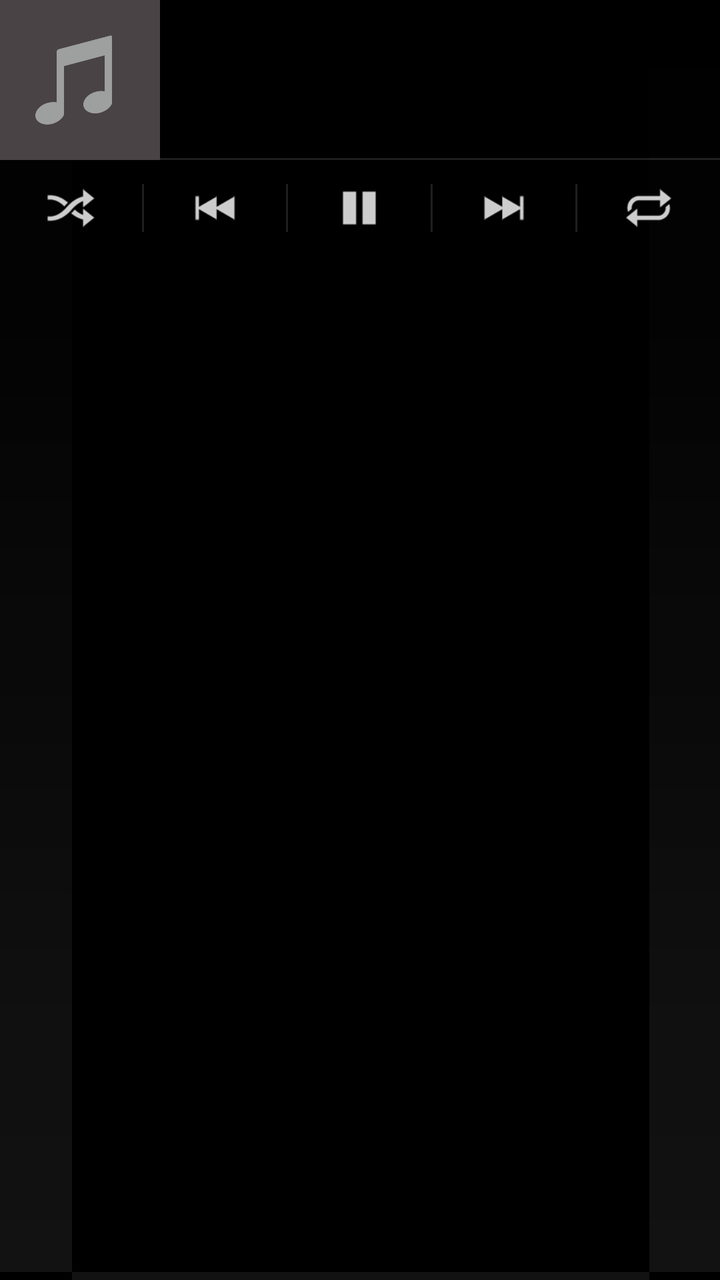
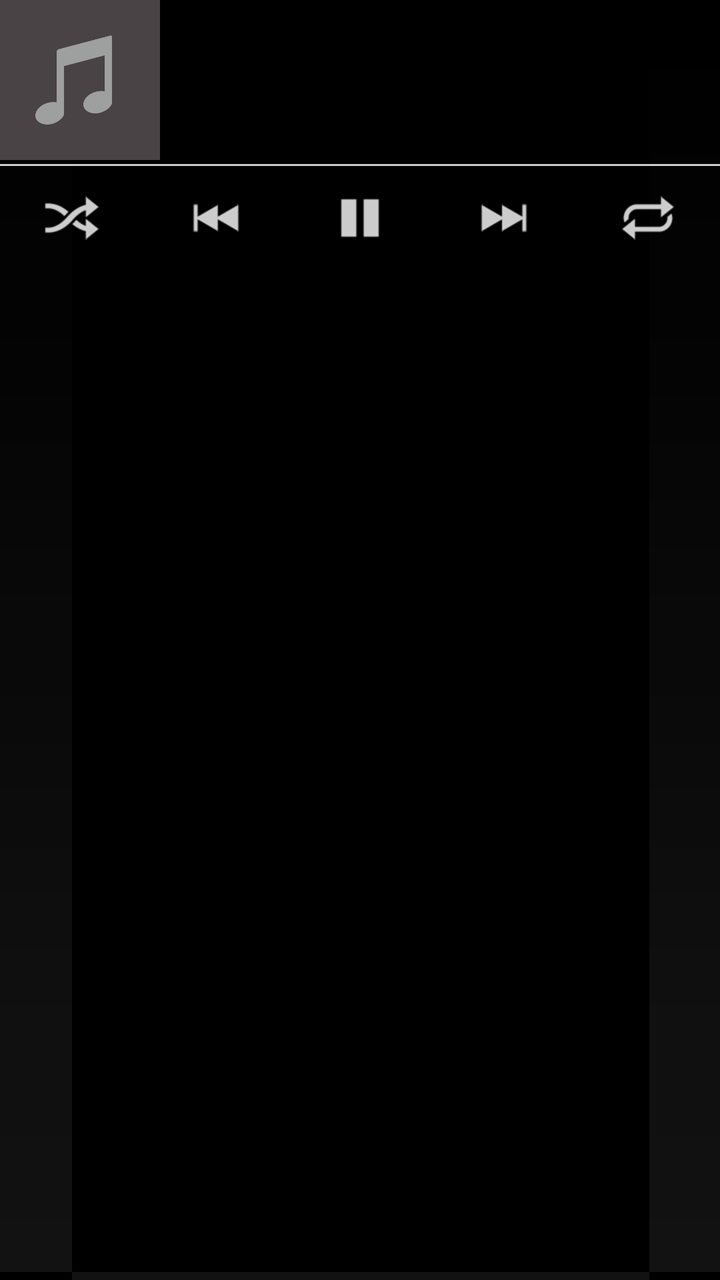

Compare the two renders of this Android layout. The source of the first and the diff that turns it into the second are given below.
<!-- AndroidManifest.xml: application theme Apollo.Theme.Dark -->
<!-- res/layout/app_widget_large_alternate.xml -->
<?xml version="1.0" encoding="utf-8"?>
<GridLayout xmlns:android="http://schemas.android.com/apk/res/android"
    xmlns:app="http://schemas.android.com/apk/res-auto"
    xmlns:tools="http://schemas.android.com/tools"
    android:layout_width="match_parent"
    android:layout_height="@dimen/app_widget_large_min_height"
    android:background="@drawable/appwidget_bg"
    android:columnCount="2"
    android:rowCount="3"
    tools:ignore="ContentDescription">

    <ImageView
        android:id="@+id/app_widget_large_alternate_image"
        android:layout_width="@dimen/app_widget_large_alternate_artwork_size"
        android:layout_height="@dimen/app_widget_large_alternate_artwork_size"
        android:layout_rowSpan="2"
        android:background="@drawable/default_artwork"
        android:scaleType="fitXY" />

    <LinearLayout
        android:id="@+id/app_widget_large_alternate_info_container"
        android:layout_width="0dp"
        android:layout_gravity="center_vertical|fill_horizontal"
        android:orientation="vertical"
        android:paddingLeft="@dimen/notification_info_container_padding_left"
        android:paddingStart="@dimen/notification_info_container_padding_left">

        <TextView
            android:id="@+id/app_widget_large_alternate_line_one"
            style="@style/NotificationText"
            android:textColor="@color/white"
            android:textSize="@dimen/text_size_medium"
            android:textStyle="bold" />

        <TextView
            android:id="@+id/app_widget_large_alternate_line_two"
            style="@style/NotificationText"
            android:textColor="@color/transparent_white"
            android:textSize="@dimen/text_size_small" />

        <TextView
            android:id="@+id/app_widget_large_alternate_line_three"
            style="@style/NotificationText"
            android:textColor="@color/transparent_white"
            android:textSize="@dimen/text_size_small" />

    </LinearLayout>

    <ImageView
        android:layout_width="0dp"
        android:layout_gravity="fill_horizontal"
        android:background="?attr/dividerHorizontal" />

    <LinearLayout
        android:layout_width="0dp"
        android:layout_columnSpan="2"
        android:layout_gravity="fill_horizontal"
        android:layout_marginBottom="@dimen/app_widget_bottom_margin"
        android:divider="?android:listDivider"
        android:dividerPadding="@dimen/notification_expanded_buttons_divider_padding"
        android:gravity="center_vertical"
        android:orientation="horizontal"
        android:showDividers="middle">

        <ImageButton
            android:id="@+id/app_widget_large_alternate_shuffle"
            android:layout_width="0dp"
            android:layout_height="@dimen/notification_expanded_button_height"
            android:layout_weight="1"
            android:background="?attr/selectableItemBackground"
            android:contentDescription="@string/accessibility_shuffle"
            android:padding="@dimen/notification_expanded_button_padding"
            android:scaleType="fitCenter"
            app:srcCompat="@drawable/btn_playback_shuffle" />

        <ImageButton
            android:id="@+id/app_widget_large_alternate_previous"
            android:layout_width="0dp"
            android:layout_height="@dimen/notification_expanded_button_height"
            android:layout_weight="1"
            android:background="?attr/selectableItemBackground"
            android:contentDescription="@string/accessibility_prev"
            android:padding="@dimen/notification_expanded_button_padding"
            android:scaleType="fitCenter"
            app:srcCompat="@drawable/btn_playback_previous" />

        <ImageButton
            android:id="@+id/app_widget_large_alternate_play"
            android:layout_width="0dp"
            android:layout_height="@dimen/notification_expanded_button_height"
            android:layout_weight="1"
            android:background="?attr/selectableItemBackground"
            android:padding="@dimen/notification_expanded_button_padding"
            android:scaleType="fitCenter"
            app:srcCompat="@drawable/btn_playback_pause" />

        <ImageButton
            android:id="@+id/app_widget_large_alternate_next"
            android:layout_width="0dp"
            android:layout_height="@dimen/notification_expanded_button_height"
            android:layout_weight="1"
            android:background="?attr/selectableItemBackground"
            android:contentDescription="@string/accessibility_next"
            android:padding="@dimen/notification_expanded_button_padding"
            android:scaleType="fitCenter"
            app:srcCompat="@drawable/btn_playback_next" />

        <ImageButton
            android:id="@+id/app_widget_large_alternate_repeat"
            android:layout_width="0dp"
            android:layout_height="@dimen/notification_expanded_button_height"
            android:layout_weight="1"
            android:background="?attr/selectableItemBackground"
            android:contentDescription="@string/accessibility_repeat"
            android:padding="@dimen/notification_expanded_button_padding"
            android:scaleType="fitCenter"
            app:srcCompat="@drawable/btn_playback_repeat" />
    </LinearLayout>

</GridLayout>
<!-- resources referenced by this layout -->
<resources>
  <color name="transparent_white">#ffcccccc</color>
  <color name="white">#ffffffff</color>
  <dimen name="app_widget_bottom_margin">4.0dip</dimen>
  <dimen name="app_widget_large_alternate_artwork_size">80.0dip</dimen>
  <dimen name="app_widget_large_min_height">128.0dip</dimen>
  <dimen name="notification_expanded_button_height">48.0dip</dimen>
  <dimen name="notification_expanded_button_padding">10.0dip</dimen>
  <dimen name="notification_expanded_buttons_divider_padding">12.0dip</dimen>
  <dimen name="notification_info_container_padding_left">8.0dip</dimen>
  <dimen name="text_size_medium">16.0sp</dimen>
  <dimen name="text_size_small">14.0sp</dimen>
  <!-- drawable appwidget_bg: png bitmap (drawable-hdpi, 489 bytes) -->
  <!-- drawable btn_playback_next: png bitmap (drawable-hdpi, 1521 bytes) -->
  <!-- drawable btn_playback_pause: png bitmap (drawable-hdpi, 1114 bytes) -->
  <!-- drawable btn_playback_previous: png bitmap (drawable-hdpi, 1503 bytes) -->
  <!-- drawable btn_playback_repeat: png bitmap (drawable-hdpi, 1763 bytes) -->
  <!-- drawable btn_playback_shuffle: png bitmap (drawable-hdpi, 1098 bytes) -->
  <!-- drawable default_artwork: png bitmap (drawable-hdpi, 4712 bytes) -->
  <string name="accessibility_next">Next</string>
  <string name="accessibility_prev">Previous</string>
  <string name="accessibility_repeat">Repeat</string>
  <string name="accessibility_shuffle">Shuffle</string>
  <style name="NotificationText">
          <item name="android:layout_width">match_parent</item>
          <item name="android:layout_height">wrap_content</item>
          <item name="android:textColor">@android:color/white</item>
          <item name="android:ellipsize">end</item>
          <item name="android:fadingEdge">horizontal</item>
          <item name="android:singleLine">true</item>
      </style>
  <style name="Apollo.Theme.Dark" parent="Theme.AppCompat.NoActionBar">
  
          <item name="colorPrimaryDark">#ff0a0a0a</item>
          <item name="windowActionBar">false</item>
          <item name="windowNoTitle">true</item>
          <item name="colorAccent">@android:color/white</item>
          <item name="android:colorBackground">@android:color/black</item>
          <item name="android:windowContentOverlay">@null</item>
      </style>
</resources>

<!-- the commit's change to res/layout/app_widget_large_alternate.xml (unified diff, before → after) -->
@@ -1,62 +1,68 @@
 <?xml version="1.0" encoding="utf-8"?>
-<GridLayout xmlns:android="http://schemas.android.com/apk/res/android"
-    xmlns:app="http://schemas.android.com/apk/res-auto"
+<LinearLayout xmlns:android="http://schemas.android.com/apk/res/android"
     xmlns:tools="http://schemas.android.com/tools"
+    android:orientation="vertical"
     android:layout_width="match_parent"
-    android:layout_height="@dimen/app_widget_large_min_height"
+    android:layout_height="wrap_content"
     android:background="@drawable/appwidget_bg"
-    android:columnCount="2"
-    android:rowCount="3"
-    tools:ignore="ContentDescription">
-
-    <ImageView
-        android:id="@+id/app_widget_large_alternate_image"
-        android:layout_width="@dimen/app_widget_large_alternate_artwork_size"
-        android:layout_height="@dimen/app_widget_large_alternate_artwork_size"
-        android:layout_rowSpan="2"
-        android:background="@drawable/default_artwork"
-        android:scaleType="fitXY" />
+    tools:ignore="ContentDescription,RtlSymmetry">
 
     <LinearLayout
-        android:id="@+id/app_widget_large_alternate_info_container"
-        android:layout_width="0dp"
-        android:layout_gravity="center_vertical|fill_horizontal"
-        android:orientation="vertical"
-        android:paddingLeft="@dimen/notification_info_container_padding_left"
-        android:paddingStart="@dimen/notification_info_container_padding_left">
+        android:layout_width="match_parent"
+        android:layout_height="wrap_content"
+        android:orientation="horizontal">
 
-        <TextView
-            android:id="@+id/app_widget_large_alternate_line_one"
-            style="@style/NotificationText"
-            android:textColor="@color/white"
-            android:textSize="@dimen/text_size_medium"
-            android:textStyle="bold" />
+        <ImageView
+            android:id="@+id/app_widget_large_alternate_image"
+            android:layout_width="@dimen/app_widget_large_alternate_artwork_size"
+            android:layout_height="@dimen/app_widget_large_alternate_artwork_size"
+            android:background="@drawable/default_artwork" />
 
-        <TextView
-            android:id="@+id/app_widget_large_alternate_line_two"
-            style="@style/NotificationText"
-            android:textColor="@color/transparent_white"
-            android:textSize="@dimen/text_size_small" />
+        <LinearLayout
+            android:id="@+id/app_widget_large_alternate_info_container"
+            android:layout_width="0dp"
+            android:layout_height="match_parent"
+            android:layout_weight="1"
+            android:gravity="center"
+            android:orientation="vertical"
+            android:paddingStart="@dimen/notification_info_container_padding_left"
+            android:paddingLeft="@dimen/notification_info_container_padding_left">
 
-        <TextView
-            android:id="@+id/app_widget_large_alternate_line_three"
-            style="@style/NotificationText"
-            android:textColor="@color/transparent_white"
-            android:textSize="@dimen/text_size_small" />
+            <TextView
+                android:id="@+id/app_widget_large_alternate_line_one"
+                style="@style/NotificationText"
+                android:textColor="@color/white"
+                android:textSize="@dimen/text_size_medium"
+                android:textStyle="bold" />
+
+            <TextView
+                android:id="@+id/app_widget_large_alternate_line_two"
+                style="@style/NotificationText"
+                android:textColor="@color/transparent_white"
+                android:textSize="@dimen/text_size_small" />
+
+            <TextView
+                android:id="@+id/app_widget_large_alternate_line_three"
+                style="@style/NotificationText"
+                android:textColor="@color/transparent_white"
+                android:textSize="@dimen/text_size_small" />
+
+        </LinearLayout>
 
     </LinearLayout>
 
     <ImageView
-        android:layout_width="0dp"
-        android:layout_gravity="fill_horizontal"
-        android:background="?attr/dividerHorizontal" />
+        android:layout_width="match_parent"
+        android:layout_height="1dp"
+        android:layout_marginTop="2dp"
+        android:layout_marginBottom="2dp"
+        android:background="@color/transparent_white" />
 
     <LinearLayout
-        android:layout_width="0dp"
-        android:layout_columnSpan="2"
+        android:layout_width="match_parent"
+        android:layout_height="wrap_content"
         android:layout_gravity="fill_horizontal"
         android:layout_marginBottom="@dimen/app_widget_bottom_margin"
-        android:divider="?android:listDivider"
         android:dividerPadding="@dimen/notification_expanded_buttons_divider_padding"
         android:gravity="center_vertical"
         android:orientation="horizontal"
@@ -67,54 +73,50 @@
             android:layout_width="0dp"
             android:layout_height="@dimen/notification_expanded_button_height"
             android:layout_weight="1"
-            android:background="?attr/selectableItemBackground"
+            android:background="@android:color/transparent"
             android:contentDescription="@string/accessibility_shuffle"
             android:padding="@dimen/notification_expanded_button_padding"
-            android:scaleType="fitCenter"
-            app:srcCompat="@drawable/btn_playback_shuffle" />
+            android:src="@drawable/btn_playback_shuffle" />
 
         <ImageButton
             android:id="@+id/app_widget_large_alternate_previous"
             android:layout_width="0dp"
             android:layout_height="@dimen/notification_expanded_button_height"
             android:layout_weight="1"
-            android:background="?attr/selectableItemBackground"
+            android:background="@android:color/transparent"
             android:contentDescription="@string/accessibility_prev"
             android:padding="@dimen/notification_expanded_button_padding"
-            android:scaleType="fitCenter"
-            app:srcCompat="@drawable/btn_playback_previous" />
+            android:src="@drawable/btn_playback_previous" />
 
         <ImageButton
             android:id="@+id/app_widget_large_alternate_play"
             android:layout_width="0dp"
             android:layout_height="@dimen/notification_expanded_button_height"
             android:layout_weight="1"
-            android:background="?attr/selectableItemBackground"
+            android:background="@android:color/transparent"
             android:padding="@dimen/notification_expanded_button_padding"
-            android:scaleType="fitCenter"
-            app:srcCompat="@drawable/btn_playback_pause" />
+            android:src="@drawable/btn_playback_pause" />
 
         <ImageButton
             android:id="@+id/app_widget_large_alternate_next"
             android:layout_width="0dp"
             android:layout_height="@dimen/notification_expanded_button_height"
             android:layout_weight="1"
-            android:background="?attr/selectableItemBackground"
+            android:background="@android:color/transparent"
             android:contentDescription="@string/accessibility_next"
             android:padding="@dimen/notification_expanded_button_padding"
-            android:scaleType="fitCenter"
-            app:srcCompat="@drawable/btn_playback_next" />
+            android:src="@drawable/btn_playback_next" />
 
         <ImageButton
             android:id="@+id/app_widget_large_alternate_repeat"
             android:layout_width="0dp"
             android:layout_height="@dimen/notification_expanded_button_height"
             android:layout_weight="1"
-            android:background="?attr/selectableItemBackground"
+            android:background="@android:color/transparent"
             android:contentDescription="@string/accessibility_repeat"
             android:padding="@dimen/notification_expanded_button_padding"
-            android:scaleType="fitCenter"
-            app:srcCompat="@drawable/btn_playback_repeat" />
+            android:src="@drawable/btn_playback_repeat" />
+
     </LinearLayout>
 
-</GridLayout>
+</LinearLayout>
<!-- resource entries referenced after the edit -->
@@ -4,7 +4,6 @@
   <color name="white">#ffffffff</color>
   <dimen name="app_widget_bottom_margin">4.0dip</dimen>
   <dimen name="app_widget_large_alternate_artwork_size">80.0dip</dimen>
-  <dimen name="app_widget_large_min_height">128.0dip</dimen>
   <dimen name="notification_expanded_button_height">48.0dip</dimen>
   <dimen name="notification_expanded_button_padding">10.0dip</dimen>
   <dimen name="notification_expanded_buttons_divider_padding">12.0dip</dimen>
